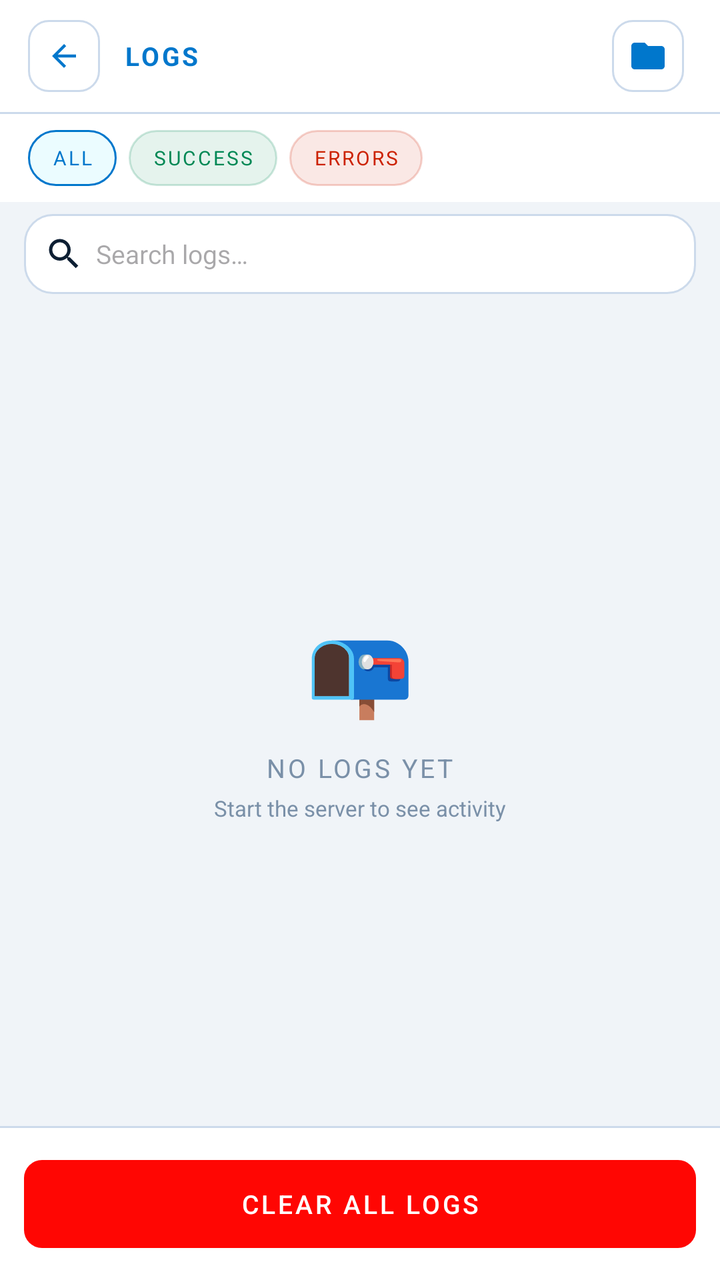
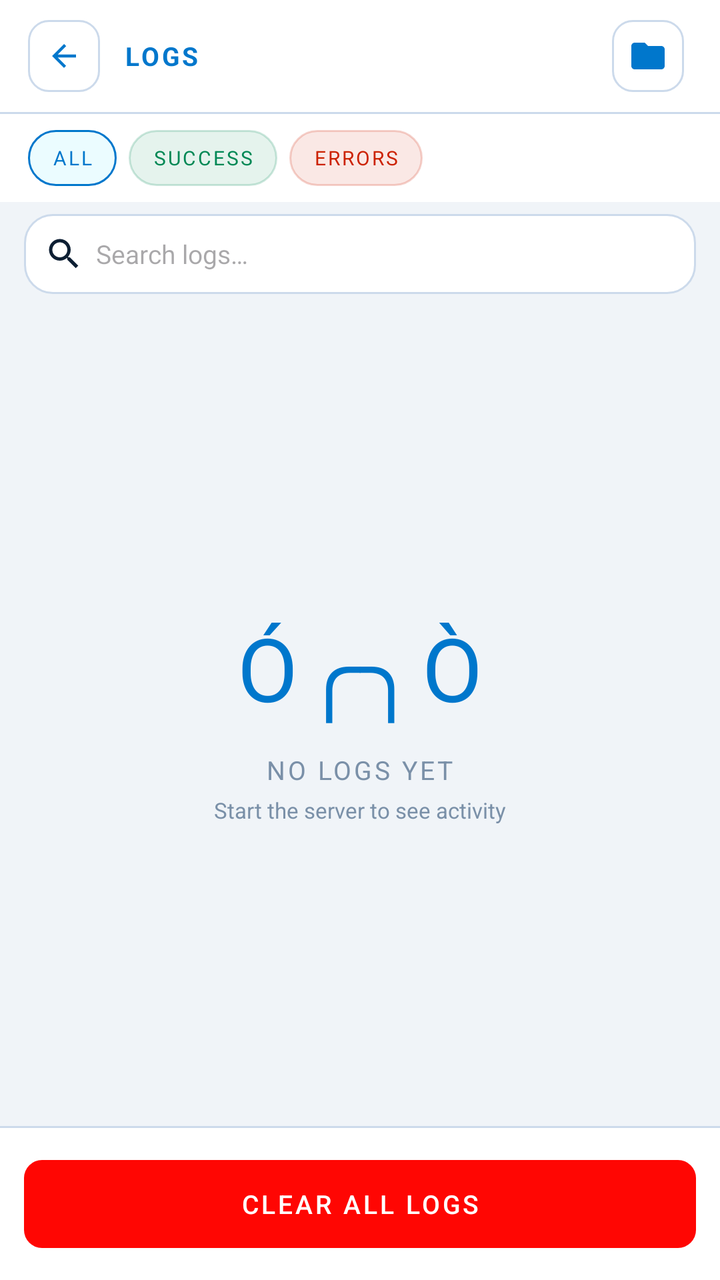

An Android layout rendered at two revisions. The XML below is the earlier revision; the diff shows what the commit changed to produce the second picture.
<!-- AndroidManifest.xml: application theme Theme.HostMaster -->
<!-- res/layout/activity_logs.xml -->
<?xml version="1.0" encoding="utf-8"?>
<LinearLayout xmlns:android="http://schemas.android.com/apk/res/android"
    xmlns:app="http://schemas.android.com/apk/res-auto"
    android:layout_width="match_parent" 
    android:layout_height="match_parent"
    android:orientation="vertical" 
    android:background="@color/bg">

    
    <LinearLayout android:layout_width="match_parent" 
        android:layout_height="56dp"
        android:orientation="horizontal" 
        android:gravity="center_vertical"
        android:paddingStart="14dp" 
        android:paddingEnd="14dp" 
        android:background="@color/surface">
        
        <LinearLayout android:id="@+id/btn_back" 
            android:layout_width="36dp"
            android:layout_height="36dp" 
            android:background="@drawable/bg_back_btn"
            android:gravity="center" 
            android:layout_marginEnd="12dp">
            <ImageView android:layout_width="18dp" 
                android:layout_height="18dp" 
                android:src="@drawable/ic_back"/>
        </LinearLayout>
        
        <TextView android:layout_width="0dp" 
            android:layout_height="wrap_content"
            android:layout_weight="1" 
            android:text="LOGS"
            android:textColor="@color/accent" 
            android:textSize="13sp"
            android:textStyle="bold" 
            android:letterSpacing="0.1"/>
            
        
        <LinearLayout android:id="@+id/btn_saved_logs"
            android:layout_width="36dp"
            android:layout_height="36dp"
            android:background="@drawable/bg_back_btn"
            android:gravity="center"
            android:layout_marginEnd="4dp"
            android:clickable="true"
            android:focusable="true">
            <ImageView android:layout_width="20dp"
                android:layout_height="20dp"
                android:src="@drawable/ic_folder"
                android:tint="@color/accent"/>
        </LinearLayout>
    </LinearLayout>
    
    <View android:layout_width="match_parent" 
        android:layout_height="1dp" 
        android:background="@color/border"/>

    
    <LinearLayout android:layout_width="match_parent" 
        android:layout_height="44dp"
        android:orientation="horizontal" 
        android:gravity="center_vertical"
        android:paddingStart="14dp" 
        android:paddingEnd="14dp"
        android:background="@color/surface">

        <TextView android:id="@+id/btn_filter_all"
            android:layout_width="wrap_content" 
            android:layout_height="28dp"
            android:text="ALL" 
            android:textSize="10sp" 
            android:letterSpacing="0.1"
            android:textColor="@color/accent" 
            android:gravity="center"
            android:background="@drawable/bg_tag"
            android:paddingStart="12dp" 
            android:paddingEnd="12dp"
            android:layout_marginEnd="6dp"
            android:clickable="true" 
            android:focusable="true"/>

        <TextView android:id="@+id/btn_filter_success"
            android:layout_width="wrap_content" 
            android:layout_height="28dp"
            android:text="SUCCESS" 
            android:textSize="10sp" 
            android:letterSpacing="0.1"
            android:textColor="@color/col_green" 
            android:gravity="center"
            android:background="@drawable/bg_tag_green"
            android:paddingStart="12dp" 
            android:paddingEnd="12dp"
            android:layout_marginEnd="6dp"
            android:clickable="true" 
            android:focusable="true"/>

        <TextView android:id="@+id/btn_filter_error"
            android:layout_width="wrap_content" 
            android:layout_height="28dp"
            android:text="ERRORS" 
            android:textSize="10sp" 
            android:letterSpacing="0.1"
            android:textColor="@color/col_red" 
            android:gravity="center"
            android:background="@drawable/bg_tag_red"
            android:paddingStart="12dp" 
            android:paddingEnd="12dp"
            android:clickable="true" 
            android:focusable="true"/>

        <View android:layout_width="0dp" 
            android:layout_height="0dp" 
            android:layout_weight="1"/>
    </LinearLayout>

    
    <LinearLayout android:layout_width="match_parent" 
        android:layout_height="52dp"
        android:orientation="horizontal" 
        android:gravity="center_vertical"
        android:paddingStart="12dp" 
        android:paddingEnd="12dp"
        android:paddingTop="6dp" 
        android:paddingBottom="6dp"
        android:background="@color/bg">

        <LinearLayout android:layout_width="match_parent" 
            android:layout_height="40dp"
            android:orientation="horizontal" 
            android:gravity="center_vertical"
            android:background="@drawable/bg_stat_card"
            android:paddingStart="10dp" 
            android:paddingEnd="4dp">
            
            <ImageView android:layout_width="20dp" 
                android:layout_height="20dp"
                android:src="@drawable/ic_search"
                android:layout_marginEnd="6dp"/>
                
            <EditText android:id="@+id/et_log_search"
                android:layout_width="0dp" 
                android:layout_height="match_parent"
                android:layout_weight="1" 
                android:hint="Search logs…"
                android:inputType="text" 
                android:textSize="13sp"
                android:textColor="@color/text_primary"
                android:background="@null" 
                android:singleLine="true"/>
                
            <TextView android:id="@+id/btn_clear_search"
                android:layout_width="32dp" 
                android:layout_height="32dp"
                android:text="✕" 
                android:textSize="13sp"
                android:textColor="@color/text_muted" 
                android:gravity="center"
                android:clickable="true" 
                android:focusable="true"
                android:visibility="gone"/>
        </LinearLayout>
    </LinearLayout>

    
    <ScrollView android:layout_width="match_parent" 
        android:layout_height="0dp"
        android:layout_weight="1"
        android:scrollbars="none" 
        android:fillViewport="true"
        android:id="@+id/scroll_logs">

        <LinearLayout android:layout_width="match_parent" 
            android:layout_height="wrap_content"
            android:orientation="vertical">

            
            <LinearLayout android:id="@+id/view_empty"
                android:layout_width="match_parent" 
                android:layout_height="match_parent"
                android:minHeight="300dp"
                android:orientation="vertical"
                android:gravity="center" 
                android:visibility="visible">
                
                <TextView android:layout_width="wrap_content" 
                    android:layout_height="wrap_content"
                    android:text="📭" 
                    android:textSize="44sp" 
                    android:layout_marginBottom="12dp"/>
                    
                <TextView android:layout_width="wrap_content" 
                    android:layout_height="wrap_content"
                    android:text="NO LOGS YET" 
                    android:textColor="@color/text_muted"
                    android:textSize="13sp" 
                    android:letterSpacing="0.1" 
                    android:layout_marginBottom="4dp"/>
                    
                <TextView android:layout_width="wrap_content" 
                    android:layout_height="wrap_content"
                    android:text="Start the server to see activity"
                    android:textColor="@color/text_muted" 
                    android:textSize="11sp"/>
            </LinearLayout>

            
            <androidx.recyclerview.widget.RecyclerView 
                android:id="@+id/rv_logs"
                android:layout_width="match_parent" 
                android:layout_height="wrap_content"
                android:paddingTop="6dp"
                android:paddingStart="10dp" 
                android:paddingEnd="10dp"
                android:paddingBottom="10dp"
                android:clipToPadding="false" 
                android:visibility="gone"/>
                
        </LinearLayout>
    </ScrollView>

    
    <View android:layout_width="match_parent"
        android:layout_height="1dp"
        android:background="@color/border"/>

    
    <LinearLayout android:layout_width="match_parent"
        android:layout_height="wrap_content"
        android:background="@color/surface"
        android:padding="12dp">

        <com.google.android.material.button.MaterialButton
            android:id="@+id/btn_clear_logs"
            android:layout_width="match_parent"
            android:layout_height="52dp"
            android:text="CLEAR ALL LOGS"
            android:textColor="#FFFFFF"
            android:textSize="13sp"
            android:letterSpacing="0.1"
            app:backgroundTint="@color/col_red3"
            app:cornerRadius="9dp"
            android:stateListAnimator="@null"/>
    </LinearLayout>

</LinearLayout>
<!-- resources referenced by this layout -->
<resources>
  <color name="accent">#0077CC</color>
  <color name="bg">#F0F4F8</color>
  <color name="border">#CCDAEB</color>
  <color name="col_green">#008855</color>
  <color name="col_red">#CC2200</color>
  <color name="col_red3">#FF0603</color>
  <color name="surface">#FFFFFF</color>
  <color name="text_muted">#7A90A8</color>
  <color name="text_primary">#0D1F33</color>
  <!-- drawable bg_back_btn (drawable) -->
  <?xml version="1.0" encoding="utf-8"?>
  <shape xmlns:android="http://schemas.android.com/apk/res/android" android:shape="rectangle">
      <solid android:color="@color/surface" />
      <stroke android:width="1dp" android:color="@color/border" />
      <corners android:radius="10dp" />
  </shape>
  <!-- drawable bg_stat_card (drawable) -->
  <?xml version="1.0" encoding="utf-8"?>
  <shape xmlns:android="http://schemas.android.com/apk/res/android" android:shape="rectangle">
      <solid android:color="@color/card" />
      <stroke android:width="1dp" android:color="@color/border" />
      <corners android:radius="14dp" />
  </shape>
  <!-- drawable bg_tag (drawable) -->
  <?xml version="1.0" encoding="utf-8"?>
  <shape xmlns:android="http://schemas.android.com/apk/res/android" android:shape="rectangle">
      <solid android:color="#1400D4FF" />
      <stroke android:width="1dp" android:color="@color/accent" />
      <corners android:radius="20dp" />
  </shape>
  <!-- drawable bg_tag_green (drawable) -->
  <?xml version="1.0" encoding="utf-8"?>
  <shape xmlns:android="http://schemas.android.com/apk/res/android" android:shape="rectangle">
      <solid android:color="#1A008855" />
      <stroke android:width="1dp" android:color="#33008855" />
      <corners android:radius="20dp" />
  </shape>
  <!-- drawable bg_tag_red (drawable) -->
  <?xml version="1.0" encoding="utf-8"?>
  <shape xmlns:android="http://schemas.android.com/apk/res/android" android:shape="rectangle">
      <solid android:color="#1ACC2200" />
      <stroke android:width="1dp" android:color="#33CC2200" />
      <corners android:radius="20dp" />
  </shape>
  <!-- drawable ic_back (drawable) -->
  <vector xmlns:android="http://schemas.android.com/apk/res/android" android:width="24dp" android:height="24dp" android:viewportWidth="24" android:viewportHeight="24">
      <path android:fillColor="@color/accent" android:pathData="M20,11H7.83l5.59,-5.59L12,4l-8,8 8,8 1.41,-1.41L7.83,13H20v-2z"/>
  </vector>
  <!-- drawable ic_folder (drawable) -->
  <vector xmlns:android="http://schemas.android.com/apk/res/android" android:width="22dp" android:height="22dp" android:viewportWidth="24" android:viewportHeight="24">
      <path android:fillColor="@color/text_primary" android:pathData="M10,4H4C2.9,4 2,4.9 2,6v12c0,1.1 0.9,2 2,2h16c1.1,0 2,-0.9 2,-2V8c0,-1.1 -0.9,-2 -2,-2h-8l-2,-2z"/>
  </vector>
  <!-- drawable ic_search (drawable) -->
  <?xml version="1.0" encoding="utf-8"?>
  <vector xmlns:android="http://schemas.android.com/apk/res/android"
      android:height="24dp"
      android:width="24dp"
      android:viewportWidth="24.0"
      android:viewportHeight="24.0">
      <path
          android:fillColor="@color/text_primary"
          android:pathData="M15.5,14l-0.8,0l-0.3,-0.3c1,-1.1 1.6,-2.6 1.6,-4.2C16,5.9 13.1,3 9.5,3C5.9,3 3,5.9 3,9.5S5.9,16 9.5,16c1.6,0 3.1,-0.6 4.2,-1.6l0.3,0.3l0,0.8l5,5l1.5,-1.5L15.5,14zM9.5,14C7,14 5,12 5,9.5S7,5 9.5,5C12,5 14,7 14,9.5S12,14 9.5,14z" />
  </vector>
  <style name="Theme.HostMaster" parent="Theme.Material3.Light.NoActionBar">
          <item name="android:statusBarColor">@color/bg</item>
          <item name="android:navigationBarColor">@color/bg</item>
          <item name="android:windowLightStatusBar">true</item>
          <item name="android:colorBackground">@color/bg</item>
          <item name="colorPrimary">@color/accent</item>
          <item name="colorSurface">@color/surface</item>
          <item name="colorOnSurface">@color/text_primary</item>
          
      </style>
  <color name="card">#FFFFFF</color>
</resources>

<!-- the commit's change to res/layout/activity_logs.xml (unified diff, before → after) -->
@@ -184,8 +184,9 @@
                 
                 <TextView android:layout_width="wrap_content" 
                     android:layout_height="wrap_content"
-                    android:text="📭" 
+                    android:text="Ó⁠╭⁠╮⁠Ò" 
                     android:textSize="44sp" 
+                    android:textColor="@color/accent"
                     android:layout_marginBottom="12dp"/>
                     
                 <TextView android:layout_width="wrap_content" 
